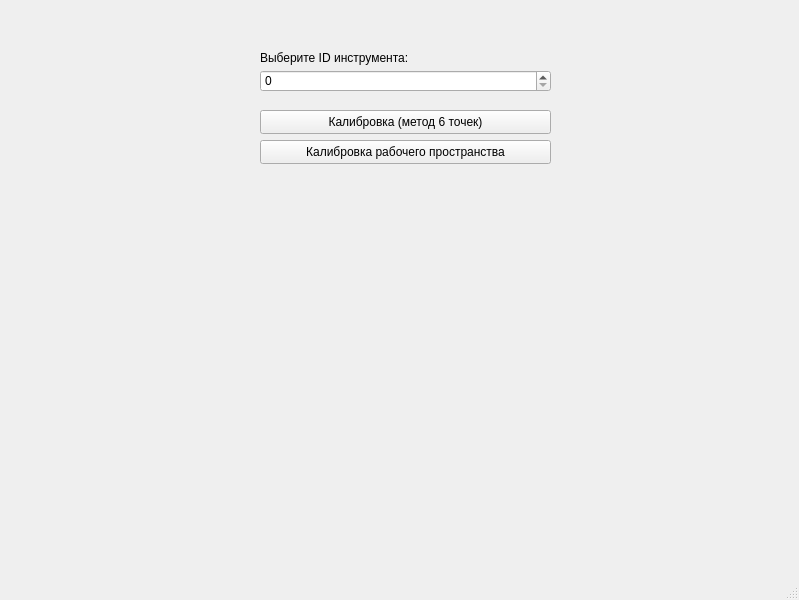
trev-git/robot, file ui/main_interface/main_interface.ui: the form before one commit.
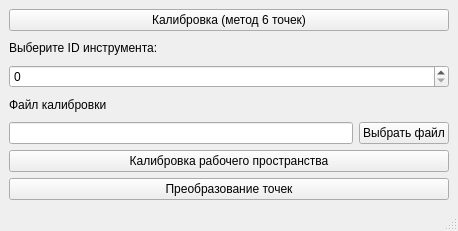
The form after the commit.

The edit to the form file:
```diff
--- a/ui/main_interface/main_interface.ui
+++ b/ui/main_interface/main_interface.ui
@@ -2,80 +2,111 @@
 <ui version="4.0">
  <class>MainInterface</class>
  <widget class="QMainWindow" name="MainInterface">
+  <property name="enabled">
+   <bool>true</bool>
+  </property>
   <property name="geometry">
    <rect>
     <x>0</x>
     <y>0</y>
-    <width>799</width>
-    <height>600</height>
+    <width>458</width>
+    <height>231</height>
    </rect>
   </property>
+  <property name="sizePolicy">
+   <sizepolicy hsizetype="Fixed" vsizetype="Fixed">
+    <horstretch>0</horstretch>
+    <verstretch>0</verstretch>
+   </sizepolicy>
+  </property>
+  <property name="minimumSize">
+   <size>
+    <width>458</width>
+    <height>231</height>
+   </size>
+  </property>
+  <property name="maximumSize">
+   <size>
+    <width>458</width>
+    <height>231</height>
+   </size>
+  </property>
   <property name="windowTitle">
    <string>MainWindow</string>
   </property>
   <widget class="QWidget" name="centralwidget">
-   <widget class="QPushButton" name="calibration_six_points">
-    <property name="geometry">
-     <rect>
-      <x>260</x>
-      <y>110</y>
-      <width>291</width>
-      <height>24</height>
-     </rect>
-    </property>
-    <property name="text">
-     <string>Калибровка (метод 6 точек)</string>
-    </property>
-   </widget>
+   <property name="sizePolicy">
+    <sizepolicy hsizetype="Fixed" vsizetype="Fixed">
+     <horstretch>0</horstretch>
+     <verstretch>0</verstretch>
+    </sizepolicy>
+   </property>
+   <layout class="QGridLayout" name="gridLayout">
+    <item row="5" column="0">
    <widget class="QPushButton" name="calibration_workspace">
-    <property name="geometry">
-     <rect>
-      <x>260</x>
-      <y>140</y>
-      <width>291</width>
-      <height>24</height>
-     </rect>
-    </property>
     <property name="text">
      <string>Калибровка рабочего пространства</string>
     </property>
    </widget>
+    </item>
+    <item row="6" column="0">
+     <widget class="QPushButton" name="point_transformation">
+      <property name="text">
+       <string>Преобразование точек</string>
+      </property>
+     </widget>
+    </item>
+    <item row="0" column="0">
+     <widget class="QPushButton" name="calibration_six_points">
+      <property name="text">
+       <string>Калибровка (метод 6 точек)</string>
+      </property>
+     </widget>
+    </item>
+    <item row="1" column="0">
+     <layout class="QVBoxLayout" name="verticalLayout">
+      <item>
    <widget class="QLabel" name="label">
-    <property name="geometry">
-     <rect>
-      <x>260</x>
-      <y>50</y>
-      <width>151</width>
-      <height>16</height>
-     </rect>
-    </property>
     <property name="text">
      <string>Выберите ID инструмента:</string>
     </property>
    </widget>
+      </item>
+      <item>
    <widget class="QSpinBox" name="spinBox">
-    <property name="geometry">
-     <rect>
-      <x>260</x>
-      <y>70</y>
-      <width>291</width>
-      <height>22</height>
-     </rect>
-    </property>
     <property name="maximum">
      <number>14</number>
     </property>
    </widget>
-  </widget>
-  <widget class="QMenuBar" name="menubar">
-   <property name="geometry">
-    <rect>
-     <x>0</x>
-     <y>0</y>
-     <width>799</width>
-     <height>22</height>
-    </rect>
-   </property>
+      </item>
+     </layout>
+    </item>
+    <item row="2" column="0">
+     <layout class="QVBoxLayout" name="verticalLayout_2">
+      <item>
+       <widget class="QLabel" name="label_2">
+        <property name="text">
+         <string>Файл калибровки</string>
+        </property>
+       </widget>
+      </item>
+      <item>
+       <layout class="QHBoxLayout" name="horizontalLayout">
+        <item>
+         <widget class="QLineEdit" name="file_name"/>
+        </item>
+        <item>
+         <widget class="QPushButton" name="file_pick">
+          <property name="text">
+           <string>Выбрать файл</string>
+          </property>
+         </widget>
+        </item>
+       </layout>
+      </item>
+     </layout>
+    </item>
+   </layout>
   </widget>
   <widget class="QStatusBar" name="statusbar"/>
  </widget>
```
Lines whose indentation alone changed are shown as unchanged.
